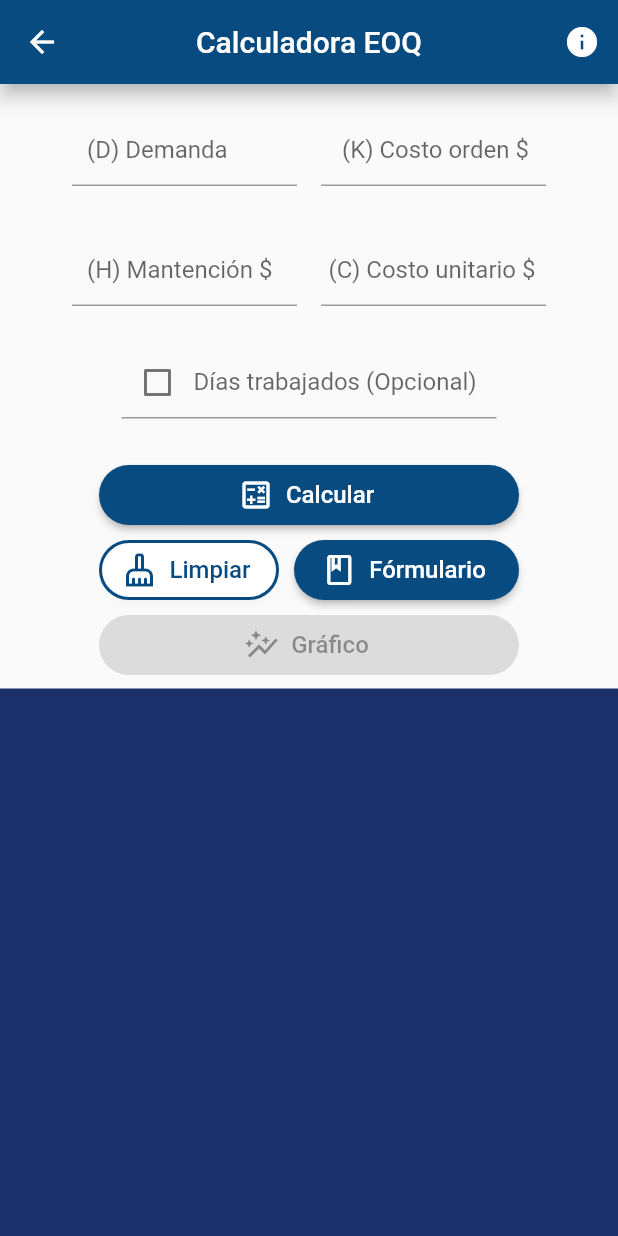
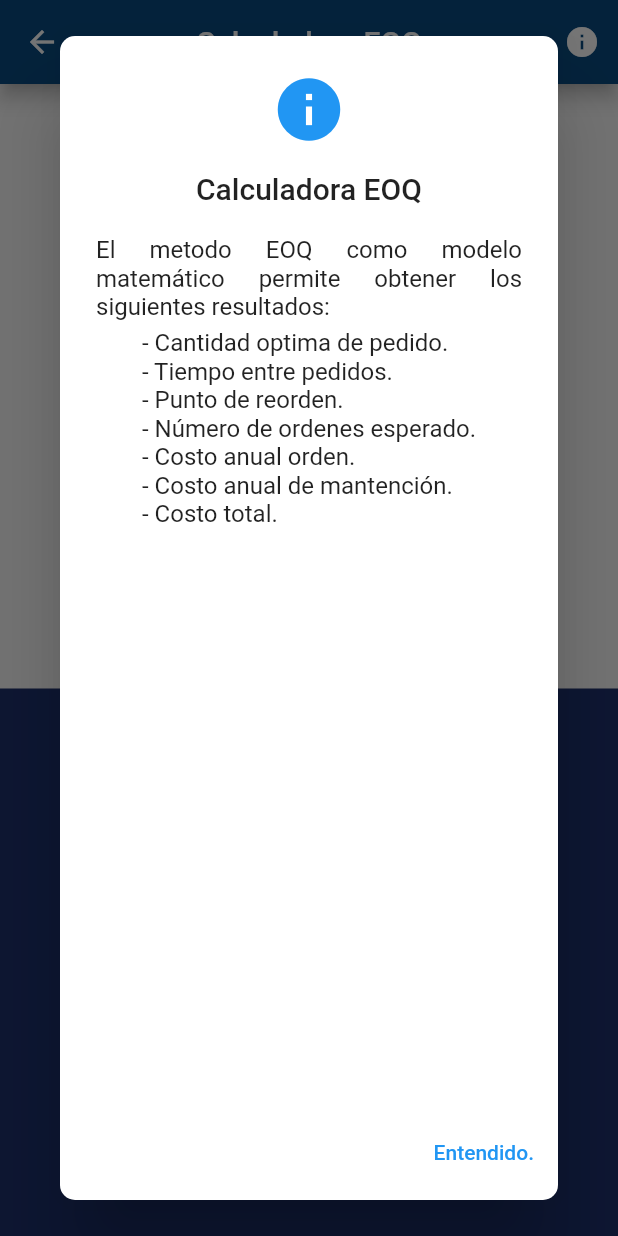
Before and after one commit to Develocrist/alphagii, a Flutter app: the MyCalculator screen opened directly, after a tap on the "info" icon, on a phone screen of 412 x 824 dp. Run offline on Flutter 3.47's test engine with Material 2 defaults, Android fonts, the phone set to English and light mode, and no system bars; our stand-ins replace syncfusion_flutter_charts.

Commit message:
ya estoy mareado prros

```diff
--- a/lib/screens/calculator1_screen.dart
+++ b/lib/screens/calculator1_screen.dart
@@ -157,6 +157,7 @@ class Calculadora extends State<MyCalculator> {
         costMantencion =
             "Costo total anual de mantención: \n \$$tcostoMantener CLP";
         costoTotal = "Costo total: \n \$$tcostoTotal CLP";
+
         grFlag = false;
       });
     } else if (isNumericUsingtryParse(controllerDemanda.text) &&
@@ -284,7 +285,11 @@ class Calculadora extends State<MyCalculator> {
           backgroundColor: const Color.fromRGBO(8, 75, 129, 10),
           title: const Text('Calculadora EOQ'),
           actions: [
-            IconButton(onPressed: () {}, icon: const Icon(Icons.info)),
+            IconButton(
+                onPressed: () {
+                  Alertas().descripcionCalculadora(context);
+                },
+                icon: const Icon(Icons.info)),
           ],
         ),
         body: GestureDetector(
@@ -310,7 +315,7 @@ class Calculadora extends State<MyCalculator> {
                           keyboardType: TextInputType.phone,
                           inputFormatters: [
                             FilteringTextInputFormatter.digitsOnly,
-                            LengthLimitingTextInputFormatter(10),
+                            LengthLimitingTextInputFormatter(8),
                           ],
                           decoration: const InputDecoration(
                               contentPadding:
@@ -331,7 +336,7 @@ class Calculadora extends State<MyCalculator> {
                           keyboardType: TextInputType.phone,
                           inputFormatters: [
                             FilteringTextInputFormatter.digitsOnly,
-                            LengthLimitingTextInputFormatter(10),
+                            LengthLimitingTextInputFormatter(8),
                           ],
                           decoration: const InputDecoration(
                               contentPadding:
@@ -356,7 +361,7 @@ class Calculadora extends State<MyCalculator> {
                         controller: controllerMantencion,
                         inputFormatters: [
                           FilteringTextInputFormatter.allow(RegExp('[0-9.]')),
-                          LengthLimitingTextInputFormatter(10),
+                          LengthLimitingTextInputFormatter(8),
                         ],
                         decoration: const InputDecoration(
                             contentPadding:
@@ -376,7 +381,7 @@ class Calculadora extends State<MyCalculator> {
                         controller: controllerCostoUnitario,
                         inputFormatters: [
                           FilteringTextInputFormatter.allow(RegExp('[0-9.]')),
-                          LengthLimitingTextInputFormatter(10),
+                          LengthLimitingTextInputFormatter(8),
                         ],
                         decoration: const InputDecoration(
                             contentPadding: EdgeInsets.only(left: 5, bottom: 1),
@@ -407,7 +412,14 @@ class Calculadora extends State<MyCalculator> {
                         // },
                         readOnly: !cbFlag,
                         keyboardType: TextInputType.phone,
-                        inputFormatters: [
+                        // validator: (numero) {
+                        //   final doubleNumber = double.tryParse(numero!);
+                        //   if (doubleNumber != null && doubleNumber <= 365) {
+                        //     return null;
+                        //   }
+                        //   return 'Ingrese el numero';
+                        // },
+                        inputFormatters: <TextInputFormatter>[
                           FilteringTextInputFormatter.digitsOnly,
                           LengthLimitingTextInputFormatter(3),
                         ],
@@ -507,9 +519,10 @@ class Calculadora extends State<MyCalculator> {
                             context,
                             MaterialPageRoute(
                                 builder: (context) => GraphScreen(
-                                    dem: controllerDemanda.text,
-                                    ord: controllerOrden.text,
-                                    man: controllerMantencion.text))),
+                                      dem: controllerDemanda.text,
+                                      ord: controllerOrden.text,
+                                      man: controllerMantencion.text,
+                                    ))),
                     // onPressed: () {
                     //   Navigator.push(
                     //       context,
--- a/lib/widgets/formula_alert.dart
+++ b/lib/widgets/formula_alert.dart
@@ -324,8 +324,8 @@ class Alertas {
               size: 50,
             ),
             content: const Text(
-              "Ingrese valores númericos en al menos las siguientes casillas: Demanda, Costo orden, Mantención.",
-              textAlign: TextAlign.center,
+              "Ingrese valores númericos en al menos las siguientes casillas: \n - Demanda. \n - Costo orden. \n - Mantención.",
+              textAlign: TextAlign.justify,
             ),
             shape:
                 RoundedRectangleBorder(borderRadius: BorderRadius.circular(10)),
@@ -353,8 +353,8 @@ class Alertas {
               size: 30,
             ),
             content: const Text(
-              "El modelo gráfico en pantalla permite observar el comportamiento de la demanda en base a la cantidad optima de pedido obtenida en lo calculado anteriormente. Ademas de incorporar gráficamente el inventario medio e incluir el tiempo transcurrido entre pedidos.",
-              textAlign: TextAlign.center,
+              "El modelo gráfico en pantalla permite observar el comportamiento de la demanda en base a la cantidad óptima de pedido obtenida anteriormente. Además de incorporar gráficamente el inventario medio e incluir el tiempo transcurrido entre pedidos, a fin de analizar como se visualizan y comportan estas variables.",
+              textAlign: TextAlign.justify,
             ),
             shape:
                 RoundedRectangleBorder(borderRadius: BorderRadius.circular(10)),
@@ -378,13 +378,22 @@ class Alertas {
             title: const Text("Calculadora EOQ"),
             iconColor: Colors.blue,
             icon: const Icon(
-              Icons.error_outline_outlined,
-              size: 30,
+              Icons.info,
+              size: 50,
             ),
-            content: const Text(
-              "El metodo EOQ como modelo matematico permite obtener",
-              textAlign: TextAlign.center,
-            ),
+            content: Column(children: const <Widget>[
+              Text(
+                "El metodo EOQ como modelo matemático permite obtener los siguientes resultados: ",
+                textAlign: TextAlign.justify,
+              ),
+              SizedBox(
+                height: 5,
+              ),
+              Text(
+                ' - Cantidad optima de pedido. \n - Tiempo entre pedidos. \n - Punto de reorden. \n - Número de ordenes esperado. \n - Costo anual orden. \n - Costo anual de mantención. \n - Costo total.',
+                textAlign: TextAlign.justify,
+              )
+            ]),
             shape:
                 RoundedRectangleBorder(borderRadius: BorderRadius.circular(10)),
             actions: <Widget>[
```
Also changed, not shown: lib/screens/graph_screen.dart (+34 -8 lines).
